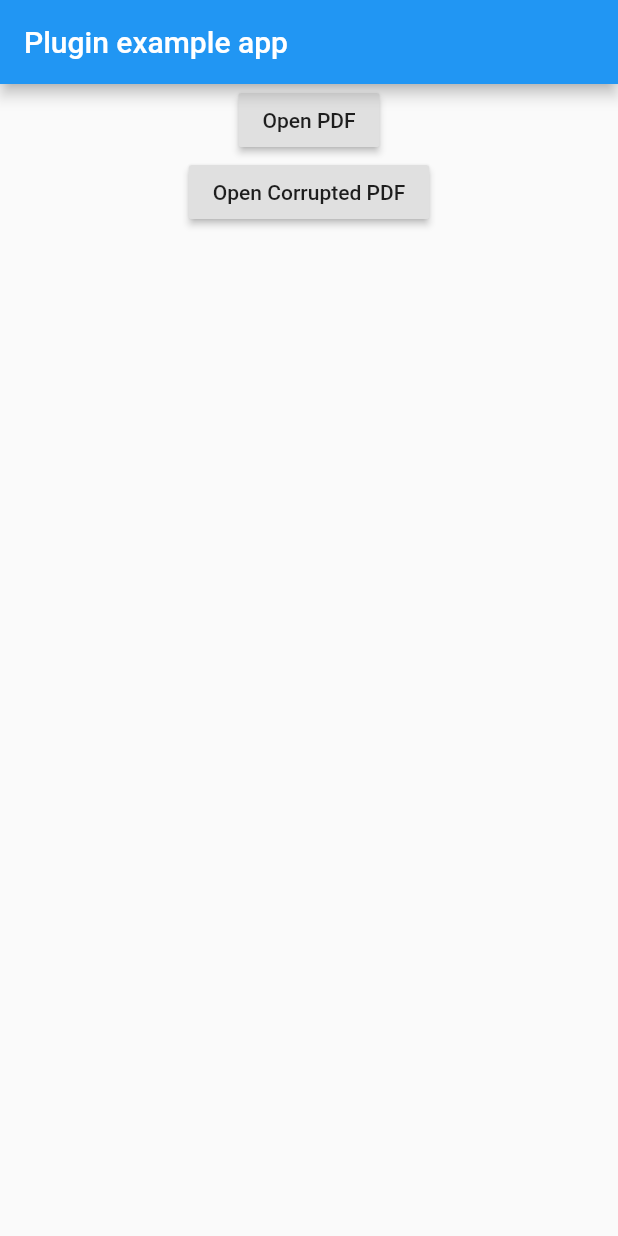
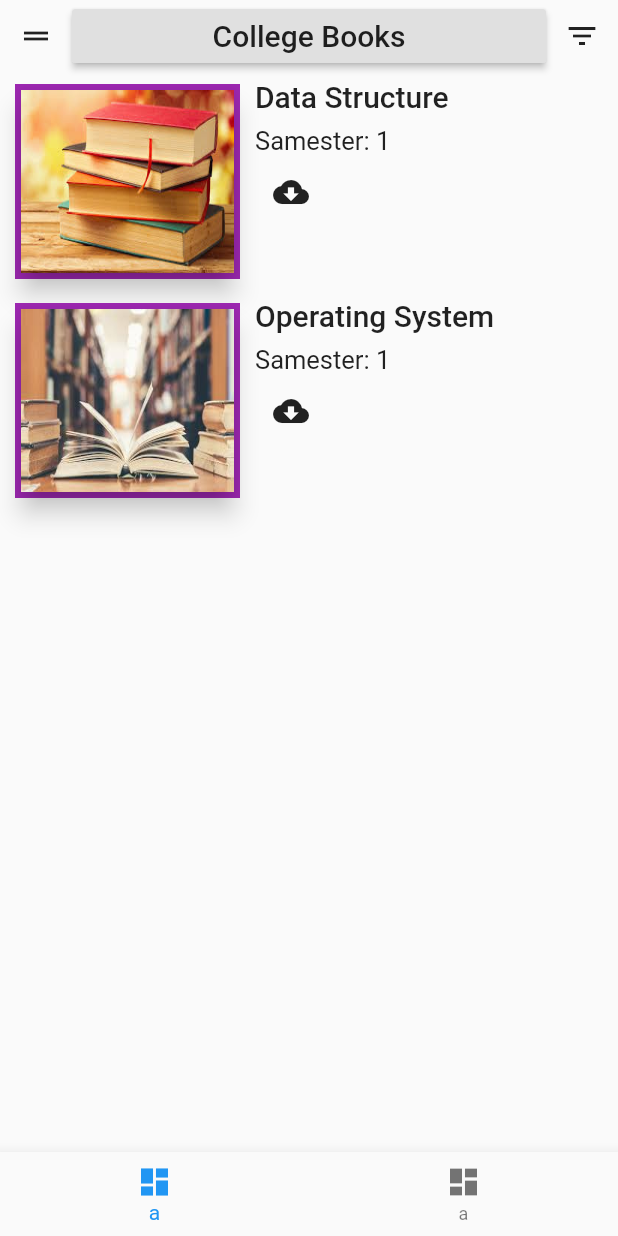
Before and after one commit to akshayyadav76/college_books, a Flutter app: the screen it shows after launch, on a phone screen of 412 x 824 dp. Run offline on Flutter 3.47's test engine with Material 2 defaults, Android fonts, the phone set to English and light mode, and no system bars; missing offline and left inert: flutter_pdfview.

Commit message:
build ui....

```diff
--- a/lib/book_model.dart
+++ b/lib/book_model.dart
@@ -21,7 +21,7 @@ BookModel({
 
            });
 
-List<BookModel> mca=[
+static List<BookModel> mca=[
 
   BookModel(
   bookName: "Data Structure",
--- a/lib/main.dart
+++ b/lib/main.dart
@@ -6,6 +6,7 @@ void main() => runApp(CollegeBooks());
 class CollegeBooks extends StatelessWidget {
   Widget build(BuildContext context) {
     return MaterialApp(
+      debugShowCheckedModeBanner: false,
       home: MyApp(),
     );
   }
--- a/lib/one.dart
+++ b/lib/one.dart
@@ -6,20 +6,16 @@ import 'package:flutter/material.dart';
 import 'package:path_provider/path_provider.dart';
 
 import './pdf_screen.dart';
-
-
-
+import './book_model.dart';
 
 class MyApp extends StatefulWidget {
-
   _MyAppState createState() => _MyAppState();
 }
 
 class _MyAppState extends State<MyApp> {
-
   String pathPDF = "";
   String corruptedPathPDF = "";
-
+  List<BookModel> data = BookModel.mca;
 
   Future<File> createFileOfPdfUrl() async {
     // final url =
@@ -35,20 +31,31 @@ class _MyAppState extends State<MyApp> {
     return file;
   }
 
-
   Widget build(BuildContext context) {
-    return MaterialApp(
-      title: 'Flutter PDF View',
-      debugShowCheckedModeBanner: false,
-      home: Scaffold(
-        appBar: AppBar(title: const Text('Plugin example app')),
-        body: Center(child: Builder(
-          builder: (BuildContext context) {
-            return Column(
+    return SafeArea(
+          child: Scaffold(
+          drawer: Column(
+            children: <Widget>[Text("dehka")],
+          ),
+          bottomNavigationBar: BottomNavigationBar(items: [
+            BottomNavigationBarItem(
+                title: Text("a"), icon: Icon(Icons.dashboard)),
+            BottomNavigationBarItem(
+                title: Text("a"), icon: Icon(Icons.dashboard)),
+          ]),
+          body:  Column(
               children: <Widget>[
-
-                RaisedButton(
-                  child: Text("Open PDF"),
+                Row(
+                  children: <Widget>[
+                    IconButton(icon: Icon(Icons.drag_handle), onPressed: (){
+                      Scaffold.of(context).openDrawer();
+                    }),
+                    Expanded(
+                      child: RaisedButton(
+                        child: Text(
+                          "College Books",
+                          style: Theme.of(context).textTheme.title,
+                        ),
                         onPressed: () {
                           if (pathPDF != null) {
                             Navigator.push(
@@ -60,24 +67,62 @@ class _MyAppState extends State<MyApp> {
                           }
                         },
                       ),
-                RaisedButton(
-                  child: Text("Open Corrupted PDF"),
-                  onPressed: () {
-                    if (pathPDF != null) {
-                      Navigator.push(
-                        context,
-                        MaterialPageRoute(
-                          builder: (context) =>
-                              PdfScreen(path: corruptedPathPDF),
                     ),
-                      );
-                    }
-                  },
+                    IconButton(icon: Icon(Icons.filter_list), onPressed: () {})
+                  ],
+                ),
+                Expanded(
+                  child: ListView.builder(
+                      itemCount: data.length,
+                      itemBuilder: (context, i) {
+                        return Row(
+                          crossAxisAlignment: CrossAxisAlignment.start,
+                          children: <Widget>[
+                            Container(
+                              height: 130,
+                              width: 150,
+                              color: Colors.purple,
+                              margin: EdgeInsets.symmetric(
+                                  horizontal: 10, vertical: 8),
+                              child: Card(
+                                child: Image.asset(
+                                  data[i].bookCover,
+                                  fit: BoxFit.fill,
+                                ),
+                                elevation: 7,
+                              ),
+                            ),
+                            Expanded(
+                              child: Column(
+                                crossAxisAlignment: CrossAxisAlignment.start,
+                                children: <Widget>[
+                                  SizedBox(
+                                    height: 5,
+                                  ),
+                                  Text(
+                                    data[i].bookName,
+                                    style: Theme.of(context).textTheme.title,
+                                  ),
+                                  SizedBox(
+                                    height: 8,
+                                  ),
+                                  Text(
+                                    "Samester: ${data[i].semester}",
+                                    style: TextStyle(fontSize: 17),
+                                  ),
+                                  IconButton(
+                                    icon: Icon(Icons.cloud_download),
+                                    onPressed: () {},
+                                  )
+                                ],
+                              ),
                             )
                           ],
                         );
-          },
-        )),
+                      }),
+                ),
+              ],
+            ),
           ),
     );
   }
--- a/pubspec.yaml
+++ b/pubspec.yaml
@@ -44,7 +44,7 @@ flutter:
 
   # To add assets to your application, add an assets section, like this:
   assets:
-    - assets
+    - assets/mca/
   #  - images/a_dot_ham.jpeg
 
   # An image asset can refer to one or more resolution-specific "variants", see
```
Lines whose indentation alone changed are shown as unchanged.
